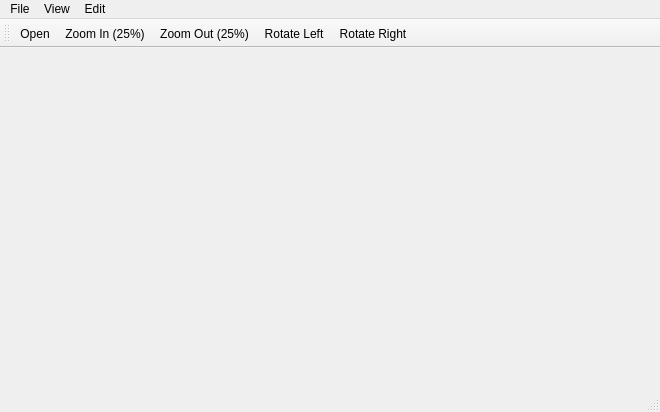
Above: imageviewer.ui from wojtodzio/ImageViewer before the change. Below: the same form after it.
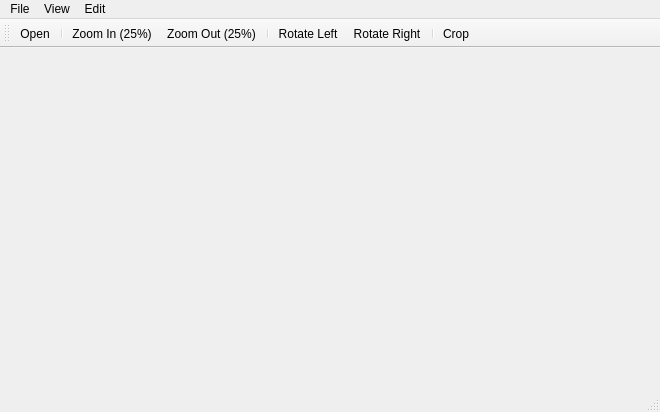
That is the form after the change. Icons and pictures are not drawn.

Commit message:
Add crop free icon
https://www.iconfinder.com/icons/763371/crop_edit_editor_resize_icon#size=256

Patch:
```diff
--- a/imageviewer.ui
+++ b/imageviewer.ui
@@ -56,13 +56,17 @@
     <enum>TopToolBarArea</enum>
    </attribute>
    <attribute name="toolBarBreak">
-    <bool>false</bool>
+    <bool>true</bool>
    </attribute>
    <addaction name="actionOpen"/>
+   <addaction name="separator"/>
    <addaction name="actionZoomIn"/>
    <addaction name="actionZoomOut"/>
+   <addaction name="separator"/>
    <addaction name="actionRotateLeft"/>
    <addaction name="actionRotateRight"/>
+   <addaction name="separator"/>
+   <addaction name="actionCrop"/>
   </widget>
   <widget class="QStatusBar" name="statusBar"/>
   <action name="actionOpen">
@@ -125,6 +129,18 @@
     <string>Ctrl+R</string>
    </property>
   </action>
+  <action name="actionCrop">
+   <property name="icon">
+    <iconset resource="icons.qrc">
+     <normaloff>:/new/prefix1/icons/crop.png</normaloff>:/new/prefix1/icons/crop.png</iconset>
+   </property>
+   <property name="text">
+    <string>Crop</string>
+   </property>
+   <property name="shortcut">
+    <string>Ctrl+K</string>
+   </property>
+  </action>
  </widget>
  <layoutdefault spacing="6" margin="11"/>
  <resources>
```
Left out of the diff: 2 changed lines with no effect on the pictures. The commit also changes 4 other files.
